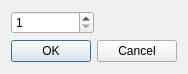
This is src/ui/dialogs/change_maximum_dialog.ui in DimichGD/FHEditor as Qt 5 draws it before an edit. The edited form follows.
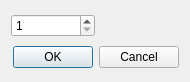
This is the edited form.

The edit to the form file:
```diff
--- a/src/ui/dialogs/change_maximum_dialog.ui
+++ b/src/ui/dialogs/change_maximum_dialog.ui
@@ -6,8 +6,8 @@
    <rect>
     <x>0</x>
     <y>0</y>
-    <width>174</width>
-    <height>74</height>
+    <width>190</width>
+    <height>82</height>
    </rect>
   </property>
   <property name="windowTitle">
```
Left out of the diff: 8 changed lines with no effect on the pictures.
